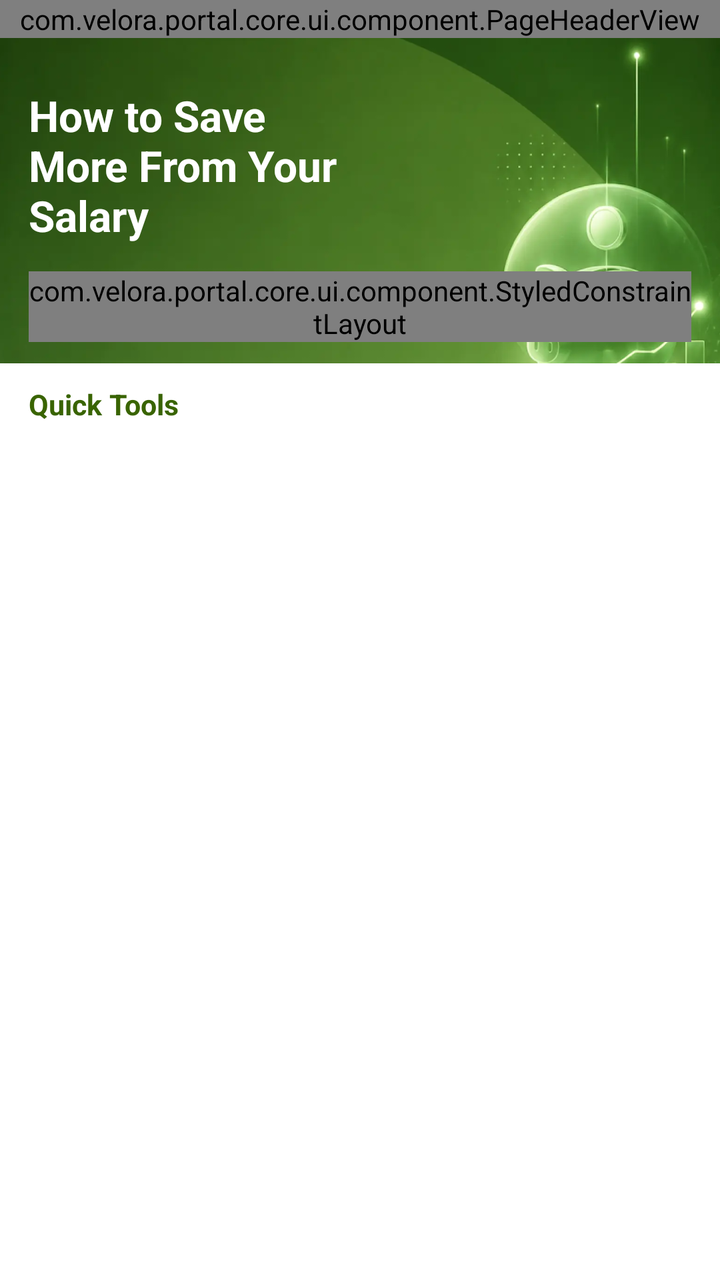
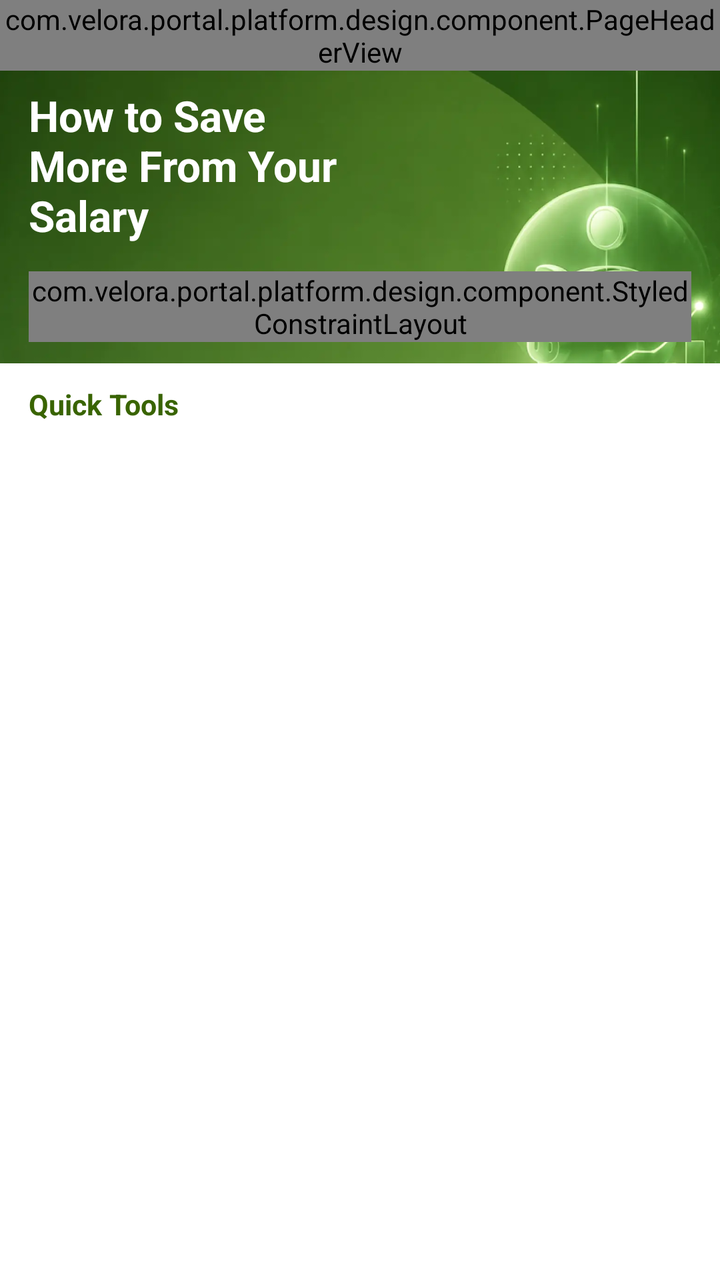

Before-and-after screenshots of an Android layout around one commit, followed by the original layout XML and the change that was made.
<!-- AndroidManifest.xml: application theme MyTheme -->
<!-- res/layout/activity_savings_tip_detail.xml -->
<?xml version="1.0" encoding="utf-8"?>
<androidx.constraintlayout.widget.ConstraintLayout xmlns:android="http://schemas.android.com/apk/res/android"
    xmlns:app="http://schemas.android.com/apk/res-auto"
    android:layout_width="match_parent"
    android:layout_height="match_parent"
    android:background="@color/page_bg_color1">

    <androidx.appcompat.widget.AppCompatImageView
        android:layout_width="0dp"
        android:layout_height="0dp"
        android:contentDescription="@null"
        android:scaleType="centerCrop"
        android:src="@mipmap/page_sava_detail_bg"
        app:layout_constraintBottom_toBottomOf="parent"
        app:layout_constraintEnd_toEndOf="parent"
        app:layout_constraintStart_toStartOf="parent"
        app:layout_constraintTop_toTopOf="parent" />

    <androidx.core.widget.NestedScrollView
        android:layout_width="0dp"
        android:layout_height="0dp"
        android:clipToPadding="false"
        android:fillViewport="true"
        android:overScrollMode="never"
        app:layout_constraintBottom_toBottomOf="parent"
        app:layout_constraintEnd_toEndOf="parent"
        app:layout_constraintStart_toStartOf="parent"
        app:layout_constraintTop_toTopOf="parent">

        <LinearLayout
            android:layout_width="match_parent"
            android:layout_height="match_parent"
            android:orientation="vertical">

            <FrameLayout
                android:id="@+id/detailHeader"
                android:layout_width="match_parent"
                android:layout_height="wrap_content"
                android:paddingBottom="@dimen/dp_16">

                <com.velora.portal.core.ui.component.PageHeaderView
                    android:id="@+id/titleBar"
                    android:layout_width="match_parent"
                    android:layout_height="wrap_content"
                    app:fitStatusBar="false"
                    app:navigationIconColor="@color/text_inverse"
                    app:navigationMarginStart="@dimen/dp_0" />

                <TextView
                    android:layout_width="@dimen/dp_190"
                    android:layout_height="wrap_content"
                    android:layout_gravity="start|top"
                    android:layout_marginStart="@dimen/dp_16"
                    android:layout_marginTop="@dimen/dp_52"
                    android:gravity="top"
                    android:includeFontPadding="false"
                    android:minLines="2"
                    android:text="@string/calculator_tips_salary_title"
                    android:textColor="@color/text_inverse"
                    android:textSize="@dimen/sp_24"
                    android:textStyle="bold" />
            </FrameLayout>

            <com.velora.portal.core.ui.component.StyledConstraintLayout
                android:layout_width="match_parent"
                android:layout_height="wrap_content"
                android:layout_marginHorizontal="@dimen/dp_16"
                app:radius="@dimen/dp_12"
                app:solidColor="@color/surface_primary">

                <LinearLayout
                    android:layout_width="0dp"
                    android:layout_height="wrap_content"
                    android:orientation="vertical"
                    android:padding="@dimen/dp_12"
                    app:layout_constraintEnd_toEndOf="parent"
                    app:layout_constraintStart_toStartOf="parent"
                    app:layout_constraintTop_toTopOf="parent">

                    <TextView
                        android:layout_width="match_parent"
                        android:layout_height="wrap_content"
                        android:includeFontPadding="false"
                        android:text="@string/calculator_savings_tip_updated"
                        android:textColor="@color/text_primary"
                        android:textSize="@dimen/sp_14"
                        android:textStyle="bold" />

                    <TextView
                        android:id="@+id/tvStartPlanTitle"
                        android:layout_width="match_parent"
                        android:layout_height="wrap_content"
                        android:layout_marginTop="@dimen/dp_10"
                        android:textColor="@color/text_primary"
                        android:textSize="@dimen/sp_12"
                        android:textStyle="bold" />

                    <TextView
                        android:layout_width="match_parent"
                        android:layout_height="wrap_content"
                        android:layout_marginTop="@dimen/dp_4"
                        android:lineSpacingExtra="@dimen/dp_2"
                        android:text="@string/calculator_savings_tip_start_description"
                        android:textColor="@color/text_secondary"
                        android:textSize="@dimen/sp_11" />

                    <TextView
                        android:id="@+id/tvSaveFirstTitle"
                        android:layout_width="match_parent"
                        android:layout_height="wrap_content"
                        android:layout_marginTop="@dimen/dp_12"
                        android:textColor="@color/text_primary"
                        android:textSize="@dimen/sp_12"
                        android:textStyle="bold" />

                    <TextView
                        android:layout_width="match_parent"
                        android:layout_height="wrap_content"
                        android:layout_marginTop="@dimen/dp_4"
                        android:lineSpacingExtra="@dimen/dp_2"
                        android:text="@string/calculator_savings_tip_save_first_description"
                        android:textColor="@color/text_secondary"
                        android:textSize="@dimen/sp_11" />

                    <TextView
                        android:id="@+id/tvReduceExpensesTitle"
                        android:layout_width="match_parent"
                        android:layout_height="wrap_content"
                        android:layout_marginTop="@dimen/dp_12"
                        android:textColor="@color/text_primary"
                        android:textSize="@dimen/sp_12"
                        android:textStyle="bold" />

                    <TextView
                        android:layout_width="match_parent"
                        android:layout_height="wrap_content"
                        android:layout_marginTop="@dimen/dp_4"
                        android:lineSpacingExtra="@dimen/dp_2"
                        android:text="@string/calculator_savings_tip_reduce_description"
                        android:textColor="@color/text_secondary"
                        android:textSize="@dimen/sp_11" />

                    <TextView
                        android:id="@+id/tvSavingsGoalTitle"
                        android:layout_width="match_parent"
                        android:layout_height="wrap_content"
                        android:layout_marginTop="@dimen/dp_12"
                        android:textColor="@color/text_primary"
                        android:textSize="@dimen/sp_12"
                        android:textStyle="bold" />

                    <TextView
                        android:layout_width="match_parent"
                        android:layout_height="wrap_content"
                        android:layout_marginTop="@dimen/dp_4"
                        android:lineSpacingExtra="@dimen/dp_2"
                        android:text="@string/calculator_savings_tip_goal_description"
                        android:textColor="@color/text_secondary"
                        android:textSize="@dimen/sp_11" />
                </LinearLayout>
            </com.velora.portal.core.ui.component.StyledConstraintLayout>

            <LinearLayout
                android:layout_width="match_parent"
                android:layout_height="0dp"
                android:layout_marginTop="@dimen/dp_12"
                android:background="@color/surface_primary"
                android:minHeight="@dimen/dp_112"
                android:orientation="vertical"
                android:paddingStart="@dimen/dp_16"
                android:paddingTop="@dimen/dp_12"
                android:paddingEnd="@dimen/dp_16"
                android:paddingBottom="@dimen/dp_24"
                android:layout_weight="1">

                <include
                    android:id="@+id/quickTools"
                    layout="@layout/view_calculation_quick_tools"
                    android:layout_width="match_parent"
                    android:layout_height="wrap_content" />
            </LinearLayout>
        </LinearLayout>
    </androidx.core.widget.NestedScrollView>
</androidx.constraintlayout.widget.ConstraintLayout>
<!-- res/layout/view_calculation_quick_tools.xml (included above) -->
<?xml version="1.0" encoding="utf-8"?>
<LinearLayout xmlns:android="http://schemas.android.com/apk/res/android"
    android:layout_width="match_parent"
    android:layout_height="wrap_content"
    android:orientation="vertical">

    <TextView
        android:layout_width="match_parent"
        android:layout_height="wrap_content"
        android:text="@string/calculator_quick_tools"
        android:textColor="@color/brand_primary"
        android:textSize="@dimen/sp_16"
        android:textStyle="bold" />

    <LinearLayout
        android:layout_width="match_parent"
        android:layout_height="wrap_content"
        android:layout_marginTop="@dimen/dp_10"
        android:gravity="center"
        android:orientation="horizontal">

        <include
            android:id="@+id/toolSalary"
            layout="@layout/item_calculation_quick_tool"
            android:layout_width="0dp"
            android:layout_height="wrap_content"
            android:layout_weight="1" />

        <include
            android:id="@+id/toolOvertime"
            layout="@layout/item_calculation_quick_tool"
            android:layout_width="0dp"
            android:layout_height="wrap_content"
            android:layout_weight="1" />

        <include
            android:id="@+id/toolWorkHours"
            layout="@layout/item_calculation_quick_tool"
            android:layout_width="0dp"
            android:layout_height="wrap_content"
            android:layout_weight="1" />

        <include
            android:id="@+id/toolTax"
            layout="@layout/item_calculation_quick_tool"
            android:layout_width="0dp"
            android:layout_height="wrap_content"
            android:layout_weight="1" />
    </LinearLayout>
</LinearLayout>
<!-- res/layout/item_calculation_quick_tool.xml (included above) -->
<?xml version="1.0" encoding="utf-8"?>
<LinearLayout xmlns:android="http://schemas.android.com/apk/res/android"
    android:layout_width="match_parent"
    android:layout_height="wrap_content"
    android:gravity="center_horizontal"
    android:orientation="vertical">

    <androidx.appcompat.widget.AppCompatImageView
        android:id="@+id/ivToolIcon"
        android:layout_width="@dimen/dp_47"
        android:layout_height="@dimen/dp_47"
        android:contentDescription="@null"
        android:scaleType="centerInside" />

    <TextView
        android:id="@+id/tvToolName"
        android:layout_width="match_parent"
        android:layout_height="wrap_content"
        android:layout_marginTop="@dimen/dp_2"
        android:gravity="center"
        android:lines="2"
        android:textColor="@color/text_secondary"
        android:textSize="@dimen/sp_12" />
</LinearLayout>
<!-- resources referenced by this layout -->
<resources>
  <color name="brand_primary">#396401</color>
  <color name="page_bg_color1">#FBF5EE</color>
  <color name="surface_primary">#FFFFFFFF</color>
  <color name="text_inverse">#FFFFFFFF</color>
  <color name="text_primary">#111827</color>
  <color name="text_secondary">#6D7280</color>
  <dimen name="dp_0">0dp</dimen>
  <dimen name="dp_10">10dp</dimen>
  <dimen name="dp_112">112dp</dimen>
  <dimen name="dp_12">12dp</dimen>
  <dimen name="dp_16">16dp</dimen>
  <dimen name="dp_190">190dp</dimen>
  <dimen name="dp_2">2dp</dimen>
  <dimen name="dp_24">24dp</dimen>
  <dimen name="dp_4">4dp</dimen>
  <dimen name="dp_47">47dp</dimen>
  <dimen name="dp_52">52dp</dimen>
  <dimen name="sp_11">11sp</dimen>
  <dimen name="sp_12">12sp</dimen>
  <dimen name="sp_14">14sp</dimen>
  <dimen name="sp_16">16sp</dimen>
  <dimen name="sp_24">24sp</dimen>
  <!-- mipmap page_sava_detail_bg: webp bitmap (mipmap-xxxhdpi, 32196 bytes) -->
  <string name="calculator_quick_tools">Quick Tools</string>
  <string name="calculator_savings_tip_goal_description">A clear goal can help you stay motivated. Whether you are saving for emergencies, personal goals, or future plans, tracking your progress makes saving easier.</string>
  <string name="calculator_savings_tip_reduce_description">Review your monthly spending and identify expenses that are not essential. Small changes, such as reducing unnecessary purchases, can help you save more over time.</string>
  <string name="calculator_savings_tip_save_first_description">Instead of saving what is left after spending, try saving first when you receive your salary. Even a small amount regularly can help you build a stronger financial habit.</string>
  <string name="calculator_savings_tip_start_description">Saving money becomes easier when you have a clear plan. Before spending your salary, decide how much you want to save each month and fit it into your budget.</string>
  <string name="calculator_savings_tip_updated">Updated Jul 2026</string>
  <string name="calculator_tips_salary_title">How to Save More From Your Salary</string>
  <style name="MyTheme" parent="Theme.MaterialComponents.DayNight.NoActionBar">
          <item name="android:windowBackground">@color/surface_primary</item>
          <item name="android:statusBarColor">@color/surface_primary</item>
          <item name="android:navigationBarColor">@color/surface_primary</item>
          <item name="android:windowTranslucentStatus">false</item>
          <item name="android:windowTranslucentNavigation">false</item>
          <item name="editTextStyle">@style/AppEditTextStyle</item>
          <item name="android:editTextStyle">@style/AppEditTextStyle</item>
      </style>
  <style name="AppEditTextStyle" parent="@style/Widget.AppCompat.EditText">
          <item name="android:textCursorDrawable">@drawable/input_cursor_color_7087f8</item>
      </style>
  <!-- drawable input_cursor_color_7087f8 (drawable) -->
  <?xml version="1.0" encoding="utf-8"?>
  <shape xmlns:android="http://schemas.android.com/apk/res/android">
      <size android:width="@dimen/dp_2" />
      <solid android:color="@color/brand_primary" />
  </shape>
</resources>

<!-- the commit's change to res/layout/activity_savings_tip_detail.xml (unified diff, before → after) -->
@@ -38,7 +38,7 @@
                 android:layout_height="wrap_content"
                 android:paddingBottom="@dimen/dp_16">
 
-                <com.velora.portal.core.ui.component.PageHeaderView
+                <com.velora.portal.platform.design.component.PageHeaderView
                     android:id="@+id/titleBar"
                     android:layout_width="match_parent"
                     android:layout_height="wrap_content"
@@ -61,7 +61,7 @@
                     android:textStyle="bold" />
             </FrameLayout>
 
-            <com.velora.portal.core.ui.component.StyledConstraintLayout
+            <com.velora.portal.platform.design.component.StyledConstraintLayout
                 android:layout_width="match_parent"
                 android:layout_height="wrap_content"
                 android:layout_marginHorizontal="@dimen/dp_16"
@@ -158,7 +158,7 @@
                         android:textColor="@color/text_secondary"
                         android:textSize="@dimen/sp_11" />
                 </LinearLayout>
-            </com.velora.portal.core.ui.component.StyledConstraintLayout>
+            </com.velora.portal.platform.design.component.StyledConstraintLayout>
 
             <LinearLayout
                 android:layout_width="match_parent"
